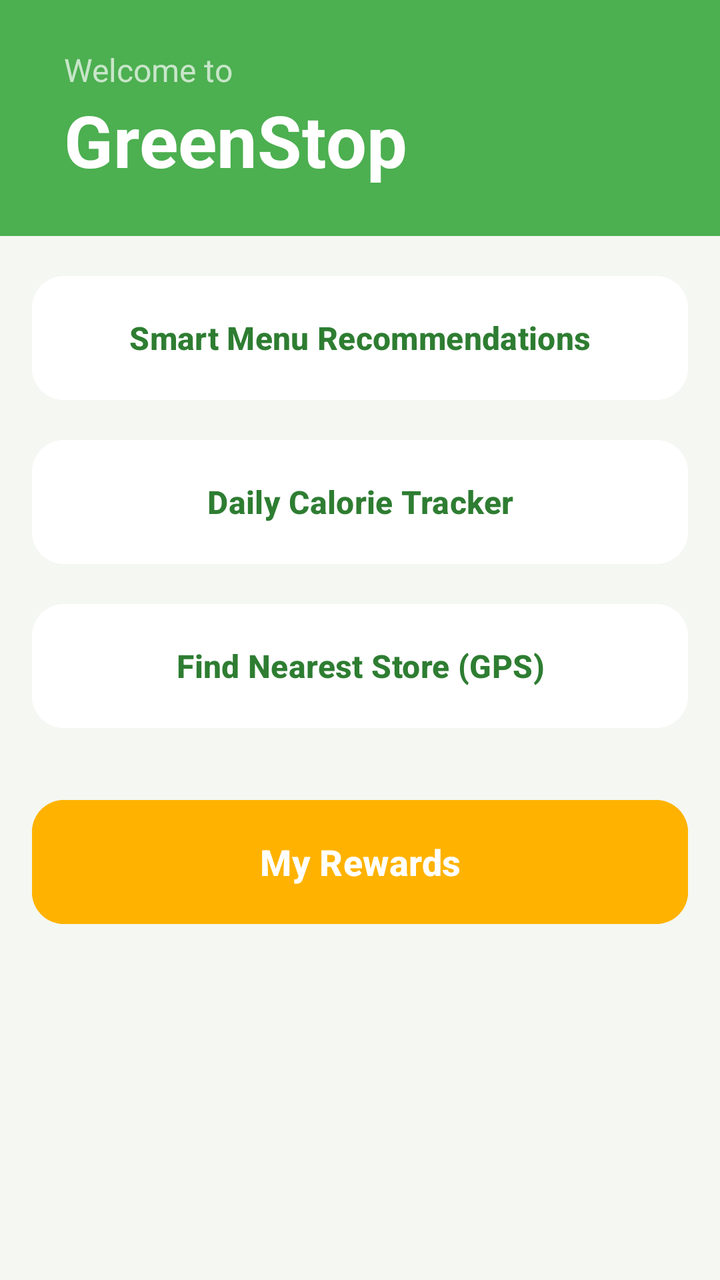
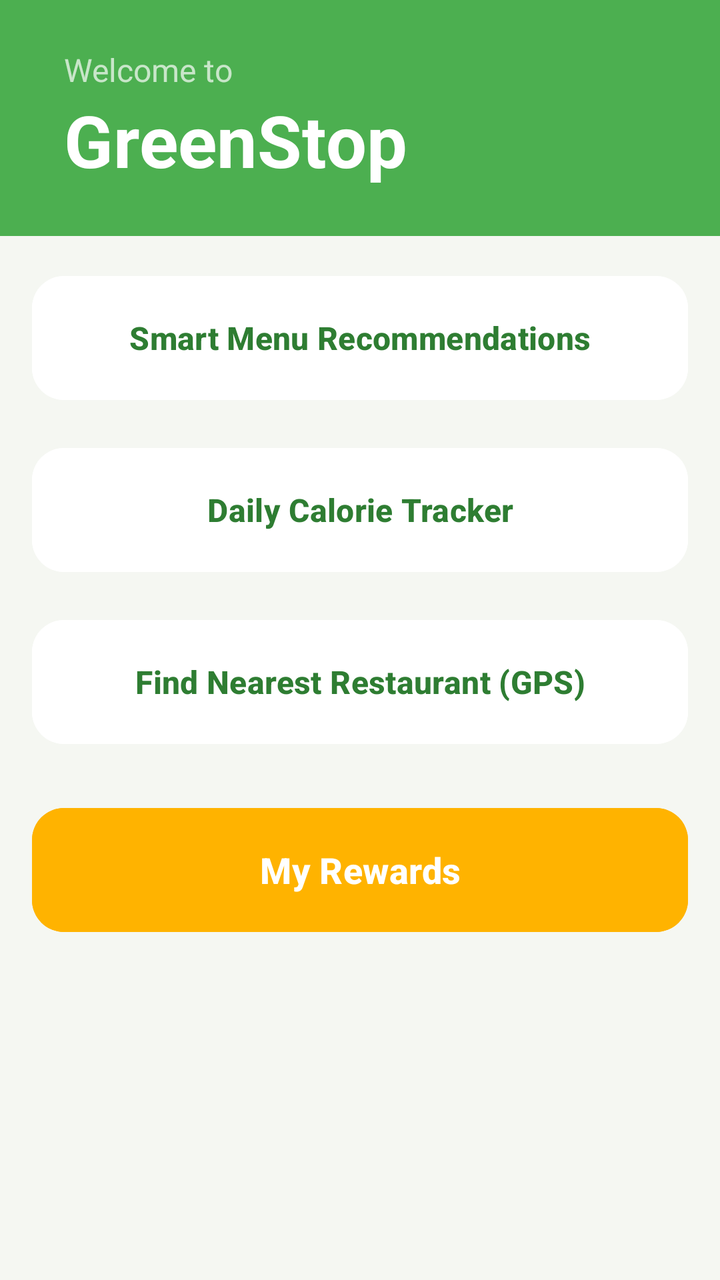

Two renders of the same Android screen: before a commit and after it. Below are the layout's source before the change and the commit's diff.
<!-- AndroidManifest.xml: application theme Theme.Gamstop -->
<!-- res/layout/fragment_home.xml -->
<?xml version="1.0" encoding="utf-8"?>
<androidx.constraintlayout.widget.ConstraintLayout
    xmlns:android="http://schemas.android.com/apk/res/android"
    xmlns:app="http://schemas.android.com/apk/res-auto"
    xmlns:tools="http://tools.android.com/tools"
    android:layout_width="match_parent"
    android:layout_height="match_parent"
    android:background="#F5F7F2">

    <ScrollView
        android:layout_width="match_parent"
        android:layout_height="match_parent"
        android:paddingBottom="90dp"
        android:clipToPadding="false"
        app:layout_constraintBottom_toBottomOf="parent"
        app:layout_constraintTop_toTopOf="parent">

        <LinearLayout
            android:layout_width="match_parent"
            android:layout_height="wrap_content"
            android:orientation="vertical">

            <LinearLayout
                android:id="@+id/headerLayout"
                android:layout_width="match_parent"
                android:layout_height="wrap_content"
                android:background="#4CAF50"
                android:orientation="vertical"
                android:paddingLeft="32dp"
                android:paddingTop="24dp"
                android:paddingRight="32dp"
                android:paddingBottom="24dp">

                <TextView
                    android:layout_width="wrap_content"
                    android:layout_height="wrap_content"
                    android:text="Welcome to"
                    android:textColor="#C8E6C9"
                    android:textSize="16sp" />

                <TextView
                    android:id="@+id/mainTitle"
                    android:layout_width="wrap_content"
                    android:layout_height="wrap_content"
                    android:text="GreenStop"
                    android:textColor="#FFFFFF"
                    android:textSize="36sp"
                    android:textStyle="bold" />
            </LinearLayout>

            <LinearLayout
                android:layout_width="match_parent"
                android:layout_height="wrap_content"
                android:orientation="vertical"
                android:padding="16dp">

                <com.google.android.material.button.MaterialButton
                    android:id="@+id/btnRecommendations"
                    android:layout_width="match_parent"
                    android:layout_height="70dp"
                    android:layout_marginBottom="12dp"
                    android:backgroundTint="#FFFFFF"
                    android:elevation="4dp"
                    android:text="Smart Menu Recommendations"
                    android:textColor="#2E7D32"
                    android:textSize="16sp"
                    android:textStyle="bold"
                    app:cornerRadius="16dp" />

                <com.google.android.material.button.MaterialButton
                    android:id="@+id/btnCalorieStats"
                    android:layout_width="match_parent"
                    android:layout_height="70dp"
                    android:layout_marginBottom="12dp"
                    android:backgroundTint="#FFFFFF"
                    android:elevation="4dp"
                    android:text="Daily Calorie Tracker"
                    android:textColor="#2E7D32"
                    android:textSize="16sp"
                    android:textStyle="bold"
                    app:cornerRadius="16dp" />

                <com.google.android.material.button.MaterialButton
                    android:id="@+id/btnGpsNavigation"
                    android:layout_width="match_parent"
                    android:layout_height="70dp"
                    android:layout_marginBottom="12dp"
                    android:backgroundTint="#FFFFFF"
                    android:elevation="4dp"
                    android:text="Find Nearest Store (GPS)"
                    android:textColor="#2E7D32"
                    android:textSize="16sp"
                    android:textStyle="bold"
                    app:cornerRadius="16dp" />

                <com.google.android.material.button.MaterialButton
                    android:id="@+id/btnRewards"
                    android:layout_width="match_parent"
                    android:layout_height="70dp"
                    android:layout_marginTop="16dp"
                    android:layout_marginBottom="16dp"
                    android:backgroundTint="#FFB300"
                    android:elevation="6dp"
                    android:text="My Rewards"
                    android:textColor="#FFFFFF"
                    android:textSize="18sp"
                    android:textStyle="bold"
                    app:cornerRadius="16dp" />

            </LinearLayout>
        </LinearLayout>
    </ScrollView>
</androidx.constraintlayout.widget.ConstraintLayout>
<!-- resources referenced by this layout -->
<resources>
  <style name="Theme.Gamstop" parent="Base.Theme.Gamstop" />
  <style name="Base.Theme.Gamstop" parent="Theme.Material3.DayNight.NoActionBar">
          
          
      </style>
</resources>

<!-- the commit's change to res/layout/fragment_home.xml (unified diff, before → after) -->
@@ -58,7 +58,7 @@
                     android:id="@+id/btnRecommendations"
                     android:layout_width="match_parent"
                     android:layout_height="70dp"
-                    android:layout_marginBottom="12dp"
+                    android:layout_marginBottom="16dp"
                     android:backgroundTint="#FFFFFF"
                     android:elevation="4dp"
                     android:text="Smart Menu Recommendations"
@@ -71,7 +71,7 @@
                     android:id="@+id/btnCalorieStats"
                     android:layout_width="match_parent"
                     android:layout_height="70dp"
-                    android:layout_marginBottom="12dp"
+                    android:layout_marginBottom="16dp"
                     android:backgroundTint="#FFFFFF"
                     android:elevation="4dp"
                     android:text="Daily Calorie Tracker"
@@ -84,10 +84,10 @@
                     android:id="@+id/btnGpsNavigation"
                     android:layout_width="match_parent"
                     android:layout_height="70dp"
-                    android:layout_marginBottom="12dp"
+                    android:layout_marginBottom="16dp"
                     android:backgroundTint="#FFFFFF"
                     android:elevation="4dp"
-                    android:text="Find Nearest Store (GPS)"
+                    android:text="Find Nearest Restaurant (GPS)"
                     android:textColor="#2E7D32"
                     android:textSize="16sp"
                     android:textStyle="bold"
@@ -97,7 +97,7 @@
                     android:id="@+id/btnRewards"
                     android:layout_width="match_parent"
                     android:layout_height="70dp"
-                    android:layout_marginTop="16dp"
+                    android:layout_marginTop="8dp"
                     android:layout_marginBottom="16dp"
                     android:backgroundTint="#FFB300"
                     android:elevation="6dp"
